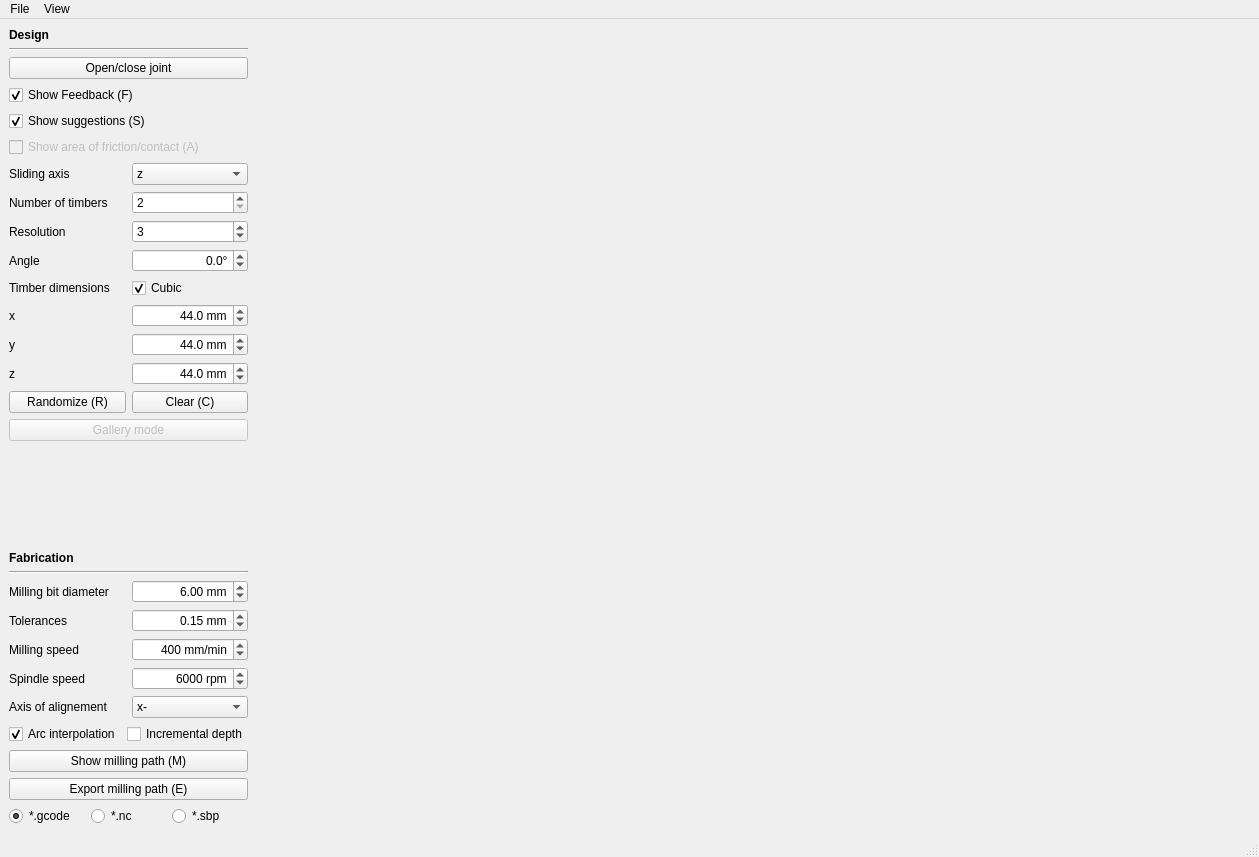
First picture: the form in setup/Tsugite.ui, repository marialarsson/tsugite, before the edit.
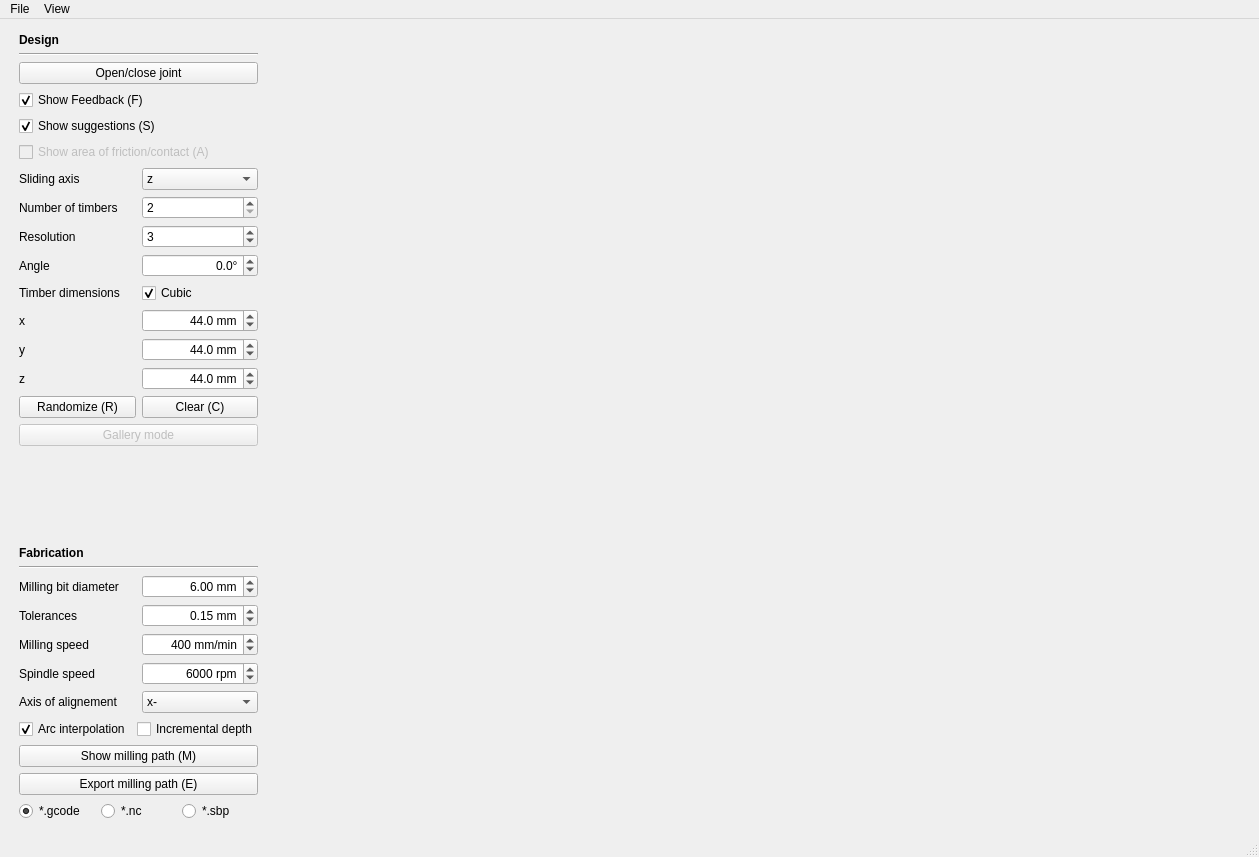
Second picture: the form after the edit.

Commit message: marigin added on ui left side

The edit to the form file:
```diff
--- a/setup/Tsugite.ui
+++ b/setup/Tsugite.ui
@@ -32,6 +32,18 @@
       <property name="sizeConstraint">
        <enum>QLayout::SetNoConstraint</enum>
       </property>
+      <property name="leftMargin">
+       <number>10</number>
+      </property>
+      <property name="topMargin">
+       <number>5</number>
+      </property>
+      <property name="rightMargin">
+       <number>5</number>
+      </property>
+      <property name="bottomMargin">
+       <number>5</number>
+      </property>
       <item>
        <widget class="QLabel" name="label_10">
         <property name="font">
```
Left out of the diff: 12 changed lines with no effect on the pictures. The commit also changes 11 other files.
